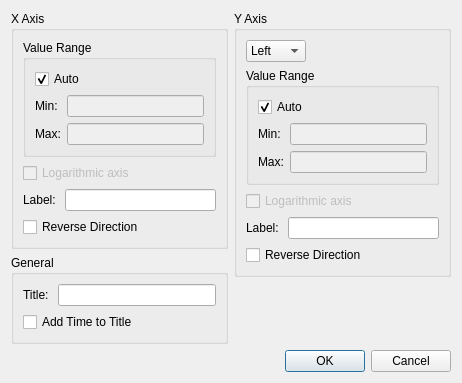
Qt form libs/post/graph2dscattered/graph2dscatteredaxissettingdialog.ui (i-RIC/prepost-gui) before a commit.
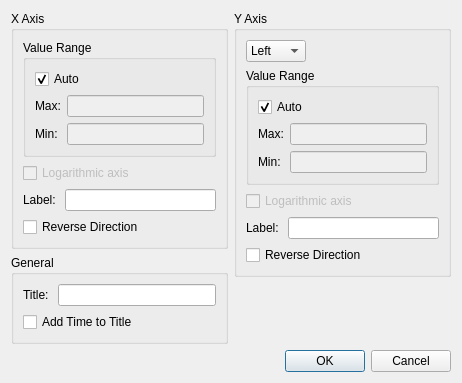
The same form after that commit. Custom widgets are drawn as their Qt base class.

Commit message: Closes i-RIC/prepost-gui#470

```diff
--- a/libs/post/graph2dscattered/graph2dscatteredaxissettingdialog.ui
+++ b/libs/post/graph2dscattered/graph2dscatteredaxissettingdialog.ui
@@ -43,33 +43,33 @@
              <item>
               <layout class="QGridLayout" name="gridLayout_2">
                <item row="0" column="0">
-                <widget class="QLabel" name="xAxisMinLabel">
-                 <property name="text">
-                  <string>Min:</string>
-                 </property>
-                </widget>
-               </item>
-               <item row="0" column="1">
-                <widget class="RealNumberEditWidget" name="xAxisMinEdit">
-                 <property name="enabled">
-                  <bool>false</bool>
-                 </property>
-                </widget>
-               </item>
-               <item row="1" column="0">
                 <widget class="QLabel" name="xAxisMaxLabel">
                  <property name="text">
                   <string>Max:</string>
                  </property>
                 </widget>
                </item>
-               <item row="1" column="1">
+               <item row="0" column="1">
                 <widget class="RealNumberEditWidget" name="xAxisMaxEdit">
                  <property name="enabled">
                   <bool>false</bool>
                  </property>
                 </widget>
                </item>
+               <item row="1" column="0">
+                <widget class="QLabel" name="xAxisMinLabel">
+                 <property name="text">
+                  <string>Min:</string>
+                 </property>
+                </widget>
+               </item>
+               <item row="1" column="1">
+                <widget class="RealNumberEditWidget" name="xAxisMinEdit">
+                 <property name="enabled">
+                  <bool>false</bool>
+                 </property>
+                </widget>
+               </item>
               </layout>
              </item>
             </layout>
@@ -212,33 +212,33 @@
              <item>
               <layout class="QGridLayout" name="gridLayout">
                <item row="0" column="0">
-                <widget class="QLabel" name="yAxisMinLabel">
-                 <property name="text">
-                  <string>Min:</string>
-                 </property>
-                </widget>
-               </item>
-               <item row="0" column="1">
-                <widget class="RealNumberEditWidget" name="yAxisMinEdit">
-                 <property name="enabled">
-                  <bool>false</bool>
-                 </property>
-                </widget>
-               </item>
-               <item row="1" column="0">
                 <widget class="QLabel" name="yAxisMaxLabel">
                  <property name="text">
                   <string>Max:</string>
                  </property>
                 </widget>
                </item>
-               <item row="1" column="1">
+               <item row="0" column="1">
                 <widget class="RealNumberEditWidget" name="yAxisMaxEdit">
                  <property name="enabled">
                   <bool>false</bool>
                  </property>
                 </widget>
                </item>
+               <item row="1" column="0">
+                <widget class="QLabel" name="yAxisMinLabel">
+                 <property name="text">
+                  <string>Min:</string>
+                 </property>
+                </widget>
+               </item>
+               <item row="1" column="1">
+                <widget class="RealNumberEditWidget" name="yAxisMinEdit">
+                 <property name="enabled">
+                  <bool>false</bool>
+                 </property>
+                </widget>
+               </item>
               </layout>
              </item>
             </layout>
```
Left out of the diff: 8 changed lines with no effect on the pictures. The commit also changes 1 other file.
